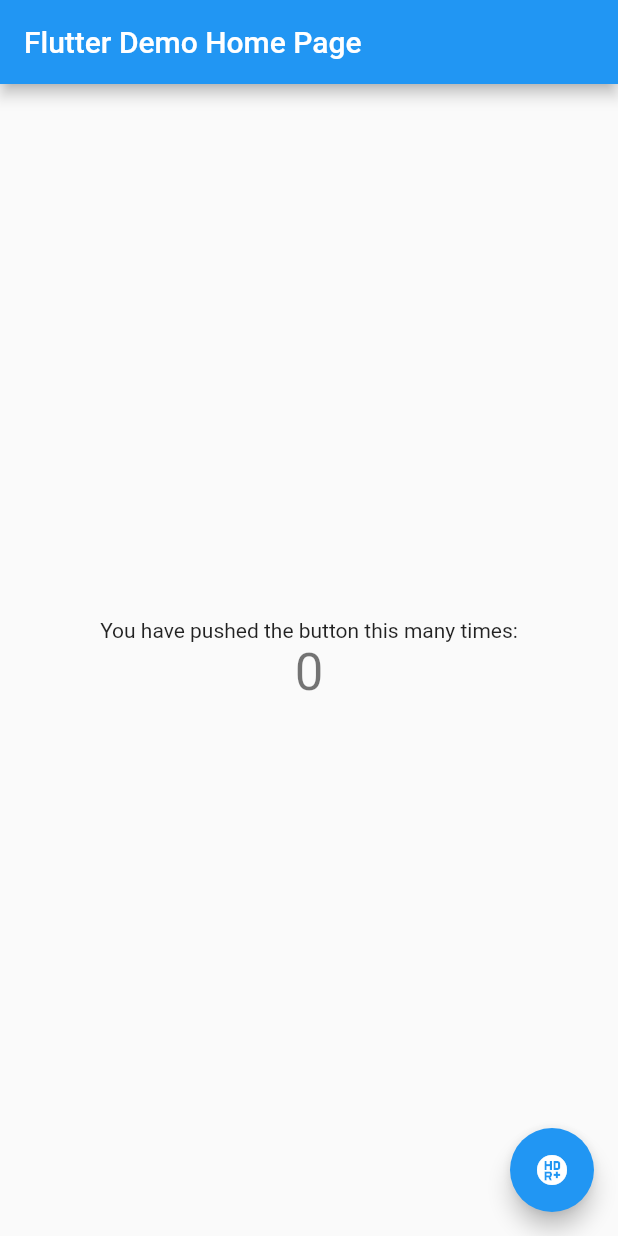
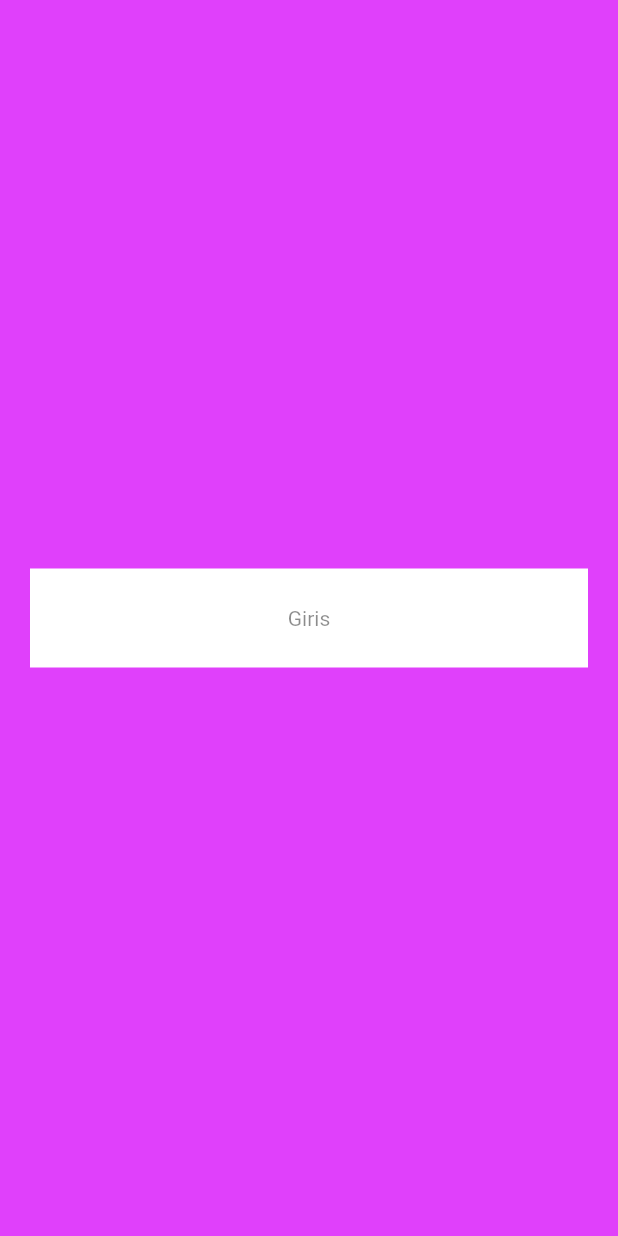
Before and after one commit to samadbekyunusalievv/Timetable, a Flutter app: the screen it shows after launch, on a phone screen of 412 x 824 dp. Run offline on Flutter 3.47's test engine with Material 2 defaults, Android fonts, the phone set to English and light mode, and no system bars; our stand-ins replace smooth_page_indicator.

Commit message:
Created User Interface (not full)

```diff
--- /dev/null
+++ b/timetable_app/lib/Screens/sign_in.dart
@@ -0,0 +1,35 @@
+import 'package:flutter/material.dart';
+import 'package:timetable_app/Screens/home_page.dart';
+class SignIn extends StatelessWidget {
+  const SignIn({Key? key}) : super(key: key);
+
+  @override
+  Widget build(BuildContext context) {
+    return Scaffold(
+      backgroundColor: Colors.purpleAccent,
+      body: Column(
+        mainAxisAlignment: MainAxisAlignment.center,
+        children: [
+          GestureDetector(
+            onTap: ()=> Navigator.push(context,MaterialPageRoute(builder: (context)=>HomePage(),)),
+            child: Container(
+              decoration: const BoxDecoration(
+                color: Colors.white,
+
+              ),
+              padding: const EdgeInsets.all(25),
+              margin: const EdgeInsets.all(20),
+              alignment: AlignmentDirectional.center,
+
+              child: const Center(
+                child: Text("Giris",
+                  style: TextStyle(color: Colors.black45),
+                ),
+              ),
+            ),
+          )
+        ],
+      ),
+    );
+  }
+}
--- a/timetable_app/lib/main.dart
+++ b/timetable_app/lib/main.dart
@@ -1,4 +1,5 @@
 import 'package:flutter/material.dart';
+import 'package:timetable_app/Screens/sign_in.dart';
 
 void main() {
   runApp(const MyApp());
@@ -10,106 +11,11 @@ class MyApp extends StatelessWidget {
   // This widget is the root of your application.
   @override
   Widget build(BuildContext context) {
-    return MaterialApp(
-      title: 'Flutter Demo',
-      theme: ThemeData(
-        // This is the theme of your application.
-        //
-        // Try running your application with "flutter run". You'll see the
-        // application has a blue toolbar. Then, without quitting the app, try
-        // changing the primarySwatch below to Colors.green and then invoke
-        // "hot reload" (press "r" in the console where you ran "flutter run",
-        // or simply save your changes to "hot reload" in a Flutter IDE).
-        // Notice that the counter didn't reset back to zero; the application
-        // is not restarted.
-        primarySwatch: Colors.blue,
-      ),
-      home: const MyHomePage(title: 'Flutter Demo Home Page'),
+    return  const MaterialApp(
+      debugShowCheckedModeBanner: false,
+      home: SignIn(),
+
+
     );
   }
 }
-
-class MyHomePage extends StatefulWidget {
-  const MyHomePage({super.key, required this.title});
-
-  // This widget is the home page of your application. It is stateful, meaning
-  // that it has a State object (defined below) that contains fields that affect
-  // how it looks.
-
-  // This class is the configuration for the state. It holds the values (in this
-  // case the title) provided by the parent (in this case the App widget) and
-  // used by the build method of the State. Fields in a Widget subclass are
-  // always marked "final".
-
-  final String title;
-
-  @override
-  State<MyHomePage> createState() => _MyHomePageState();
-}
-
-class _MyHomePageState extends State<MyHomePage> {
-  int _counter = 0;
-
-  void _incrementCounter() {
-    setState(() {
-      // This call to setState tells the Flutter framework that something has
-      // changed in this State, which causes it to rerun the build method below
-      // so that the display can reflect the updated values. If we changed
-      // _counter without calling setState(), then the build method would not be
-      // called again, and so nothing would appear to happen.
-      _counter++;
-    });
-  }
-
-  @override
-  Widget build(BuildContext context) {
-    // This method is rerun every time setState is called, for instance as done
-    // by the _incrementCounter method above.
-    //
-    // The Flutter framework has been optimized to make rerunning build methods
-    // fast, so that you can just rebuild anything that needs updating rather
-    // than having to individually change instances of widgets.
-    return Scaffold(
-      appBar: AppBar(
-        // Here we take the value from the MyHomePage object that was created by
-        // the App.build method, and use it to set our appbar title.
-        title: Text(widget.title),
-      ),
-      body: Center(
-        // Center is a layout widget. It takes a single child and positions it
-        // in the middle of the parent.
-        child: Column(
-          // Column is also a layout widget. It takes a list of children and
-          // arranges them vertically. By default, it sizes itself to fit its
-          // children horizontally, and tries to be as tall as its parent.
-          //
-          // Invoke "debug painting" (press "p" in the console, choose the
-          // "Toggle Debug Paint" action from the Flutter Inspector in Android
-          // Studio, or the "Toggle Debug Paint" command in Visual Studio Code)
-          // to see the wireframe for each widget.
-          //
-          // Column has various properties to control how it sizes itself and
-          // how it positions its children. Here we use mainAxisAlignment to
-          // center the children vertically; the main axis here is the vertical
-          // axis because Columns are vertical (the cross axis would be
-          // horizontal).
-          mainAxisAlignment: MainAxisAlignment.center,
-          children: <Widget>[
-            const Text(
-              'You have pushed the button this many times:',
-            ),
-            Text(
-              '$_counter',
-              style: Theme.of(context).textTheme.headlineMedium,
-            ),
-          ],
-        ),
-      ),
-      floatingActionButton: FloatingActionButton(
-        onPressed: _incrementCounter,
-        tooltip: 'Increment',
-        child: const Icon(Icons.hdr_plus),
-      ), // This trailing comma makes auto-formatting nicer for build methods.
-    );
-  }
-}
```
Also changed, not shown: timetable_app/lib/Screens/home_page.dart (added, +78 -0 lines), timetable_app/lib/Screens/page1.dart (added, +82 -0 lines), timetable_app/lib/Screens/page2.dart (added, +72 -0 lines), timetable_app/lib/Screens/page3.dart (added, +72 -0 lines), timetable_app/lib/Screens/page4.dart (added, +72 -0 lines), timetable_app/lib/Screens/page5.dart (added, +72 -0 lines), timetable_app/pubspec.yaml (+7 -1 lines), timetable_app/assets/images/back.png (added), timetable_app/pubspec.lock.
